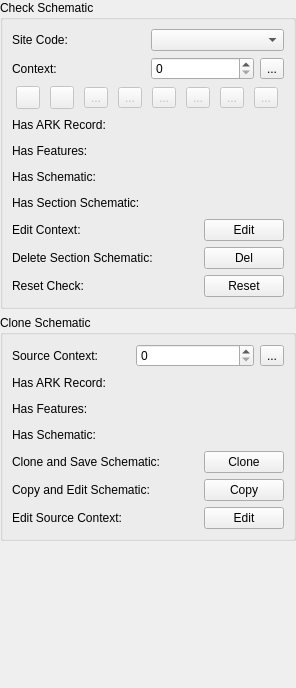
Old version of the form src/schematic_widget_base.ui in the repository lparchaeology/ArkPlan.
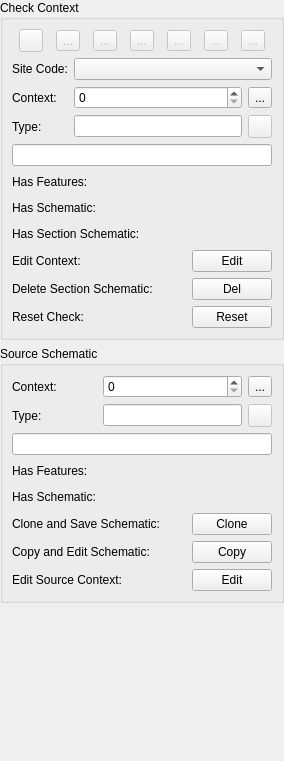
New version of the form. Icons and pictures are not drawn.

Commit message:
Add live data lookup of ARK data
Note fields are hard-coded for now

What changed in the file:
```diff
--- a/src/schematic_widget_base.ui
+++ b/src/schematic_widget_base.ui
@@ -6,8 +6,8 @@
    <rect>
     <x>0</x>
     <y>0</y>
-    <width>296</width>
-    <height>688</height>
+    <width>284</width>
+    <height>761</height>
    </rect>
   </property>
   <property name="windowTitle">
@@ -33,62 +33,104 @@
    <item row="0" column="0">
     <widget class="QGroupBox" name="checkGroup">
      <property name="title">
-      <string>Check Schematic</string>
+      <string>Check Context</string>
      </property>
      <layout class="QGridLayout" name="gridLayout_4">
-      <item row="0" column="0">
-       <layout class="QGridLayout" name="gridLayout_2">
-        <item row="0" column="2">
-         <widget class="QComboBox" name="siteCodeCombo"/>
-        </item>
-        <item row="1" column="0">
-         <widget class="QLabel" name="contextLabel">
-          <property name="text">
-           <string>Context:</string>
-          </property>
-         </widget>
-        </item>
-        <item row="0" column="0">
-         <widget class="QLabel" name="siteCodeLabel">
-          <property name="text">
-           <string>Site Code:</string>
-          </property>
-          <property name="buddy">
-           <cstring>siteCodeCombo</cstring>
-          </property>
-         </widget>
-        </item>
-        <item row="1" column="2">
-         <layout class="QHBoxLayout" name="horizontalLayout_2">
-          <item>
-           <widget class="QSpinBox" name="contextSpin">
-            <property name="toolTip">
-             <string>&lt;html&gt;&lt;head/&gt;&lt;body&gt;&lt;p&gt;Enter Context to find&lt;/p&gt;&lt;/body&gt;&lt;/html&gt;</string>
-            </property>
-            <property name="maximum">
-             <number>99999</number>
-            </property>
-           </widget>
-          </item>
-          <item>
-           <widget class="QToolButton" name="findContextTool">
-            <property name="toolTip">
-             <string>&lt;html&gt;&lt;head/&gt;&lt;body&gt;&lt;p&gt;Pan to Context&lt;/p&gt;&lt;/body&gt;&lt;/html&gt;</string>
-            </property>
-            <property name="text">
-             <string>...</string>
-            </property>
-            <property name="icon">
-             <iconset resource="resources.qrc">
-              <normaloff>:/plugins/ark/plan/search.svg</normaloff>:/plugins/ark/plan/search.svg</iconset>
-            </property>
-           </widget>
-          </item>
-         </layout>
-        </item>
-       </layout>
-      </item>
       <item row="4" column="0">
+       <layout class="QGridLayout" name="gridLayout_5">
+        <item row="2" column="1">
+         <spacer name="schematicSpacer">
+          <property name="orientation">
+           <enum>Qt::Horizontal</enum>
+          </property>
+          <property name="sizeHint" stdset="0">
+           <size>
+            <width>40</width>
+            <height>20</height>
+           </size>
+          </property>
+         </spacer>
+        </item>
+        <item row="2" column="2">
+         <widget class="QLabel" name="schematicStatusLabel">
+          <property name="text">
+           <string/>
+          </property>
+          <property name="pixmap">
+           <pixmap resource="resources.qrc">:/plugins/ark/plan/statusUnknown.png</pixmap>
+          </property>
+         </widget>
+        </item>
+        <item row="1" column="1">
+         <spacer name="featureDataSpacer">
+          <property name="orientation">
+           <enum>Qt::Horizontal</enum>
+          </property>
+          <property name="sizeHint" stdset="0">
+           <size>
+            <width>40</width>
+            <height>20</height>
+           </size>
+          </property>
+         </spacer>
+        </item>
+        <item row="3" column="1">
+         <spacer name="sectionSchematicSpacer">
+          <property name="orientation">
+           <enum>Qt::Horizontal</enum>
+          </property>
+          <property name="sizeHint" stdset="0">
+           <size>
+            <width>40</width>
+            <height>20</height>
+           </size>
+          </property>
+         </spacer>
+        </item>
+        <item row="1" column="2">
+         <widget class="QLabel" name="featureDataStatusLabel">
+          <property name="text">
+           <string/>
+          </property>
+          <property name="pixmap">
+           <pixmap resource="resources.qrc">:/plugins/ark/plan/statusUnknown.png</pixmap>
+          </property>
+         </widget>
+        </item>
+        <item row="2" column="0">
+         <widget class="QLabel" name="schematicLabel">
+          <property name="text">
+           <string>Has Schematic:</string>
+          </property>
+         </widget>
+        </item>
+        <item row="1" column="0">
+         <widget class="QLabel" name="featureDataLabel">
+          <property name="text">
+           <string>Has Features:</string>
+          </property>
+         </widget>
+        </item>
+        <item row="3" column="2">
+         <widget class="QLabel" name="sectionSchematicStatusLabel">
+          <property name="text">
+           <string/>
+          </property>
+          <property name="pixmap">
+           <pixmap resource="resources.qrc">:/plugins/ark/plan/statusUnknown.png</pixmap>
+          </property>
+         </widget>
+        </item>
+        <item row="3" column="0">
+         <widget class="QLabel" name="sectionSchematicLabel">
+          <property name="text">
+           <string>Has Section Schematic:</string>
+          </property>
+         </widget>
+        </item>
+       </layout>
+      </item>
+      <item row="5" column="0">
        <layout class="QGridLayout" name="gridLayout_6">
         <item row="2" column="0">
          <widget class="QLabel" name="resetLabel">
@@ -176,131 +218,101 @@
         </item>
        </layout>
       </item>
-      <item row="3" column="0">
-       <layout class="QGridLayout" name="gridLayout_5">
-        <item row="2" column="1">
-         <spacer name="schematicSpacer">
-          <property name="orientation">
-           <enum>Qt::Horizontal</enum>
-          </property>
-          <property name="sizeHint" stdset="0">
-           <size>
-            <width>40</width>
-            <height>20</height>
-           </size>
-          </property>
-         </spacer>
-        </item>
-        <item row="2" column="2">
-         <widget class="QLabel" name="schematicStatusLabel">
-          <property name="text">
-           <string/>
-          </property>
-          <property name="pixmap">
-           <pixmap resource="resources.qrc">:/plugins/ark/plan/statusUnknown.png</pixmap>
-          </property>
-         </widget>
-        </item>
-        <item row="1" column="1">
-         <spacer name="featureDataSpacer">
-          <property name="orientation">
-           <enum>Qt::Horizontal</enum>
-          </property>
-          <property name="sizeHint" stdset="0">
-           <size>
-            <width>40</width>
-            <height>20</height>
-           </size>
-          </property>
-         </spacer>
-        </item>
-        <item row="3" column="1">
-         <spacer name="sectionSchematicSpacer">
-          <property name="orientation">
-           <enum>Qt::Horizontal</enum>
-          </property>
-          <property name="sizeHint" stdset="0">
-           <size>
-            <width>40</width>
-            <height>20</height>
-           </size>
-          </property>
-         </spacer>
-        </item>
+      <item row="1" column="0">
+       <layout class="QGridLayout" name="gridLayout_2">
         <item row="1" column="2">
-         <widget class="QLabel" name="featureDataStatusLabel">
-          <property name="text">
-           <string/>
-          </property>
-          <property name="pixmap">
-           <pixmap resource="resources.qrc">:/plugins/ark/plan/statusUnknown.png</pixmap>
-          </property>
-         </widget>
+         <layout class="QHBoxLayout" name="horizontalLayout_2">
+          <item>
+           <widget class="QSpinBox" name="contextSpin">
+            <property name="toolTip">
+             <string>&lt;html&gt;&lt;head/&gt;&lt;body&gt;&lt;p&gt;Enter Context to find&lt;/p&gt;&lt;/body&gt;&lt;/html&gt;</string>
+            </property>
+            <property name="maximum">
+             <number>99999</number>
+            </property>
+           </widget>
+          </item>
+          <item>
+           <widget class="QToolButton" name="findContextTool">
+            <property name="toolTip">
+             <string>&lt;html&gt;&lt;head/&gt;&lt;body&gt;&lt;p&gt;Pan to Context&lt;/p&gt;&lt;/body&gt;&lt;/html&gt;</string>
+            </property>
+            <property name="text">
+             <string>...</string>
+            </property>
+            <property name="icon">
+             <iconset resource="resources.qrc">
+              <normaloff>:/plugins/ark/plan/search.svg</normaloff>:/plugins/ark/plan/search.svg</iconset>
+            </property>
+           </widget>
+          </item>
+         </layout>
         </item>
-        <item row="2" column="0">
-         <widget class="QLabel" name="schematicLabel">
+        <item row="0" column="0" colspan="2">
+         <widget class="QLabel" name="siteCodeLabel">
           <property name="text">
-           <string>Has Schematic:</string>
+           <string>Site Code:</string>
           </property>
-         </widget>
-        </item>
-        <item row="1" column="0">
-         <widget class="QLabel" name="featureDataLabel">
-          <property name="text">
-           <string>Has Features:</string>
+          <property name="buddy">
+           <cstring>siteCodeCombo</cstring>
           </property>
          </widget>
         </item>
-        <item row="3" column="2">
-         <widget class="QLabel" name="sectionSchematicStatusLabel">
-          <property name="text">
-           <string/>
-          </property>
-          <property name="pixmap">
-           <pixmap resource="resources.qrc">:/plugins/ark/plan/statusUnknown.png</pixmap>
-          </property>
-         </widget>
+        <item row="0" column="2">
+         <widget class="QComboBox" name="siteCodeCombo"/>
         </item>
-        <item row="3" column="0">
-         <widget class="QLabel" name="sectionSchematicLabel">
-          <property name="text">
-           <string>Has Section Schematic:</string>
+        <item row="3" column="0" colspan="3">
+         <widget class="QLineEdit" name="contextDescriptionEdit">
+          <property name="readOnly">
+           <bool>true</bool>
           </property>
          </widget>
         </item>
-        <item row="0" column="0">
+        <item row="2" column="0" colspan="2">
          <widget class="QLabel" name="arkDataLabel">
           <property name="text">
-           <string>Has ARK Record:</string>
+           <string>Type:</string>
           </property>
          </widget>
         </item>
-        <item row="0" column="1">
-         <spacer name="arkDataSpacer">
-          <property name="orientation">
-           <enum>Qt::Horizontal</enum>
-          </property>
-          <property name="sizeHint" stdset="0">
-           <size>
-            <width>40</width>
-            <height>20</height>
-           </size>
-          </property>
-         </spacer>
-        </item>
-        <item row="0" column="2">
-         <widget class="QLabel" name="arkDataStatusLabel">
+        <item row="1" column="0" colspan="2">
+         <widget class="QLabel" name="contextLabel">
           <property name="text">
-           <string/>
-          </property>
-          <property name="pixmap">
-           <pixmap resource="resources.qrc">:/plugins/ark/plan/statusUnknown.png</pixmap>
+           <string>Context:</string>
           </property>
          </widget>
         </item>
+        <item row="2" column="2">
+         <layout class="QHBoxLayout" name="horizontalLayout_4">
+          <item>
+           <widget class="QLineEdit" name="contextTypeEdit">
+            <property name="frame">
+             <bool>true</bool>
+            </property>
+            <property name="readOnly">
+             <bool>true</bool>
+            </property>
+           </widget>
+          </item>
+          <item>
+           <widget class="QToolButton" name="openContextTool">
+            <property name="enabled">
+             <bool>false</bool>
+            </property>
+            <property name="text">
+             <string/>
+            </property>
+            <property name="icon">
+             <iconset resource="resources.qrc">
+              <normaloff>:/plugins/ark/filter/web.svg</normaloff>:/plugins/ark/filter/web.svg</iconset>
+            </property>
+           </widget>
+          </item>
+         </layout>
+        </item>
        </layout>
       </item>
-      <item row="1" column="0">
+      <item row="0" column="0">
        <layout class="QHBoxLayout" name="horizontalLayout_3">
         <item>
          <widget class="QToolButton" name="loadArkTool">
@@ -316,20 +328,6 @@
           </property>
          </widget>
         </item>
-        <item>
-         <widget class="QToolButton" name="openArkTool">
-          <property name="enabled">
-           <bool>false</bool>
-          </property>
-          <property name="text">
-           <string/>
-          </property>
-          <property name="icon">
-           <iconset resource="resources.qrc">
-            <normaloff>:/plugins/ark/filter/web.svg</normaloff>:/plugins/ark/filter/web.svg</iconset>
-          </property>
-         </widget>
-        </item>
         <item>
          <widget class="QToolButton" name="firstContextTool">
           <property name="enabled">
@@ -440,50 +438,12 @@
    <item row="1" column="0">
     <widget class="QGroupBox" name="cloneGroup">
      <property name="title">
-      <string>Clone Schematic</string>
+      <string>Source Schematic</string>
      </property>
      <layout class="QGridLayout" name="gridLayout_8">
-      <item row="0" column="0">
-       <layout class="QHBoxLayout" name="horizontalLayout">
-        <item>
-         <widget class="QLabel" name="sourceContextLabel">
-          <property name="text">
-           <string>Source Context:</string>
-          </property>
-          <property name="buddy">
-           <cstring>sourceContextSpin</cstring>
-          </property>
-         </widget>
-        </item>
-        <item>
-         <widget class="QSpinBox" name="sourceContextSpin">
-          <property name="toolTip">
-           <string>&lt;html&gt;&lt;head/&gt;&lt;body&gt;&lt;p&gt;Enter Source Context to find&lt;/p&gt;&lt;/body&gt;&lt;/html&gt;</string>
-          </property>
-          <property name="maximum">
-           <number>99999</number>
-          </property>
-         </widget>
-        </item>
-        <item>
-         <widget class="QToolButton" name="findSourceTool">
-          <property name="toolTip">
-           <string>&lt;html&gt;&lt;head/&gt;&lt;body&gt;&lt;p&gt;Pan to Context&lt;/p&gt;&lt;/body&gt;&lt;/html&gt;</string>
-          </property>
-          <property name="text">
-           <string>...</string>
-          </property>
-          <property name="icon">
-           <iconset resource="resources.qrc">
-            <normaloff>:/plugins/ark/plan/search.svg</normaloff>:/plugins/ark/plan/search.svg</iconset>
-          </property>
-         </widget>
-        </item>
-       </layout>
-      </item>
       <item row="1" column="0">
        <layout class="QGridLayout" name="gridLayout_3">
-        <item row="2" column="1">
+        <item row="1" column="1">
          <spacer name="sourceSchematicSpacer">
           <property name="orientation">
            <enum>Qt::Horizontal</enum>
@@ -496,7 +456,7 @@
           </property>
          </spacer>
         </item>
-        <item row="2" column="0">
+        <item row="1" column="0">
          <widget class="QLabel" name="sourceSchematicLabel">
           <property name="text">
            <string>Has Schematic:</string>
@@ -504,16 +464,6 @@
          </widget>
         </item>
         <item row="1" column="2">
-         <widget class="QLabel" name="sourceFeatureDataStatusLabel">
-          <property name="text">
-           <string/>
-          </property>
-          <property name="pixmap">
-           <pixmap resource="resources.qrc">:/plugins/ark/plan/statusUnknown.png</pixmap>
-          </property>
-         </widget>
-        </item>
-        <item row="2" column="2">
          <widget class="QLabel" name="sourceSchematicStatusLabel">
           <property name="text">
            <string/>
@@ -523,14 +473,14 @@
           </property>
          </widget>
         </item>
-        <item row="1" column="0">
+        <item row="0" column="0">
          <widget class="QLabel" name="sourceFeatureDataLabel">
           <property name="text">
            <string>Has Features:</string>
           </property>
          </widget>
         </item>
-        <item row="1" column="1">
+        <item row="0" column="1">
          <spacer name="sourceFeatureDataSpacer">
           <property name="orientation">
            <enum>Qt::Horizontal</enum>
@@ -543,28 +493,8 @@
           </property>
          </spacer>
         </item>
-        <item row="0" column="0">
-         <widget class="QLabel" name="sourceArkDataLabel">
-          <property name="text">
-           <string>Has ARK Record:</string>
-          </property>
-         </widget>
-        </item>
-        <item row="0" column="1">
-         <spacer name="sourceArkDataSpacer">
-          <property name="orientation">
-           <enum>Qt::Horizontal</enum>
-          </property>
-          <property name="sizeHint" stdset="0">
-           <size>
-            <width>40</width>
-            <height>20</height>
-           </size>
-          </property>
-         </spacer>
-        </item>
         <item row="0" column="2">
-         <widget class="QLabel" name="sourceArkDataStatusLabel">
+         <widget class="QLabel" name="sourceFeatureDataStatusLabel">
           <property name="text">
            <string/>
           </property>
@@ -669,6 +599,90 @@
         </item>
        </layout>
       </item>
+      <item row="0" column="0">
+       <layout class="QGridLayout" name="gridLayout_10">
+        <item row="1" column="0">
+         <widget class="QLabel" name="sourceContextTypeLabel">
+          <property name="text">
+           <string>Type:</string>
+          </property>
+         </widget>
+        </item>
+        <item row="1" column="1" colspan="2">
+         <layout class="QHBoxLayout" name="horizontalLayout_6">
+          <item>
+           <widget class="QLineEdit" name="sourceContextTypeEdit">
+            <property name="frame">
+             <bool>true</bool>
+            </property>
+            <property name="readOnly">
+             <bool>true</bool>
+            </property>
+           </widget>
+          </item>
+          <item>
+           <widget class="QToolButton" name="openSourceContextTool">
+            <property name="enabled">
+             <bool>false</bool>
+            </property>
+            <property name="text">
+             <string/>
+            </property>
+            <property name="icon">
+             <iconset resource="resources.qrc">
+              <normaloff>:/plugins/ark/filter/web.svg</normaloff>:/plugins/ark/filter/web.svg</iconset>
+            </property>
+           </widget>
+          </item>
+         </layout>
+        </item>
+        <item row="2" column="0" colspan="3">
+         <widget class="QLineEdit" name="sourceContextDescriptionEdit">
+          <property name="readOnly">
+           <bool>true</bool>
+          </property>
+         </widget>
+        </item>
+        <item row="0" column="0">
+         <widget class="QLabel" name="sourceContextLabel">
+          <property name="text">
+           <string>Context:</string>
+          </property>
+          <property name="buddy">
+           <cstring>sourceContextSpin</cstring>
+          </property>
+         </widget>
+        </item>
+        <item row="0" column="1" colspan="2">
+         <layout class="QHBoxLayout" name="horizontalLayout_7">
+          <item>
+           <widget class="QSpinBox" name="sourceContextSpin">
+            <property name="toolTip">
+             <string>&lt;html&gt;&lt;head/&gt;&lt;body&gt;&lt;p&gt;Enter Source Context to find&lt;/p&gt;&lt;/body&gt;&lt;/html&gt;</string>
+            </property>
+            <property name="maximum">
+             <number>99999</number>
+            </property>
+           </widget>
+          </item>
+          <item>
+           <widget class="QToolButton" name="findSourceTool">
+            <property name="toolTip">
+             <string>&lt;html&gt;&lt;head/&gt;&lt;body&gt;&lt;p&gt;Pan to Context&lt;/p&gt;&lt;/body&gt;&lt;/html&gt;</string>
+            </property>
+            <property name="text">
+             <string>...</string>
+            </property>
+            <property name="icon">
+             <iconset resource="resources.qrc">
+              <normaloff>:/plugins/ark/plan/search.svg</normaloff>:/plugins/ark/plan/search.svg</iconset>
+            </property>
+           </widget>
+          </item>
+         </layout>
+        </item>
+       </layout>
+      </item>
      </layout>
     </widget>
    </item>
```
Left out of the diff: 1 changed line with no effect on the pictures. The commit also changes 6 other files.
